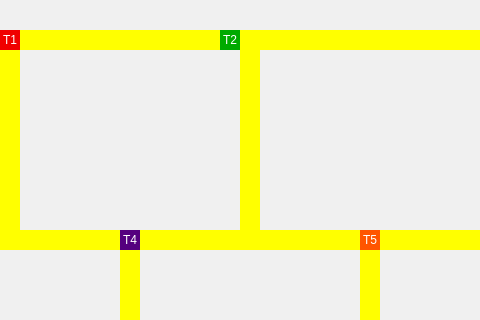
Bianca-Mirtes/Projeto_dos_Trens_SO, file mainwindow.ui: the form before one commit; both pictures show x 230 to 710 and y 0 to 320 of the 943 by 662 pixel window.
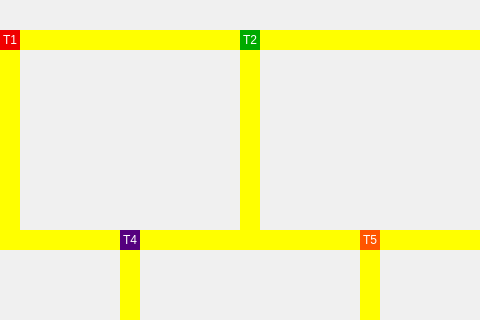
The form after the commit. Icons and pictures are not drawn.

Diff of the .ui file:
```diff
--- a/mainwindow.ui
+++ b/mainwindow.ui
@@ -462,7 +462,7 @@
    <widget class="QLabel" name="trem_2">
     <property name="geometry">
      <rect>
-      <x>450</x>
+      <x>470</x>
       <y>30</y>
       <width>20</width>
       <height>20</height>
```
